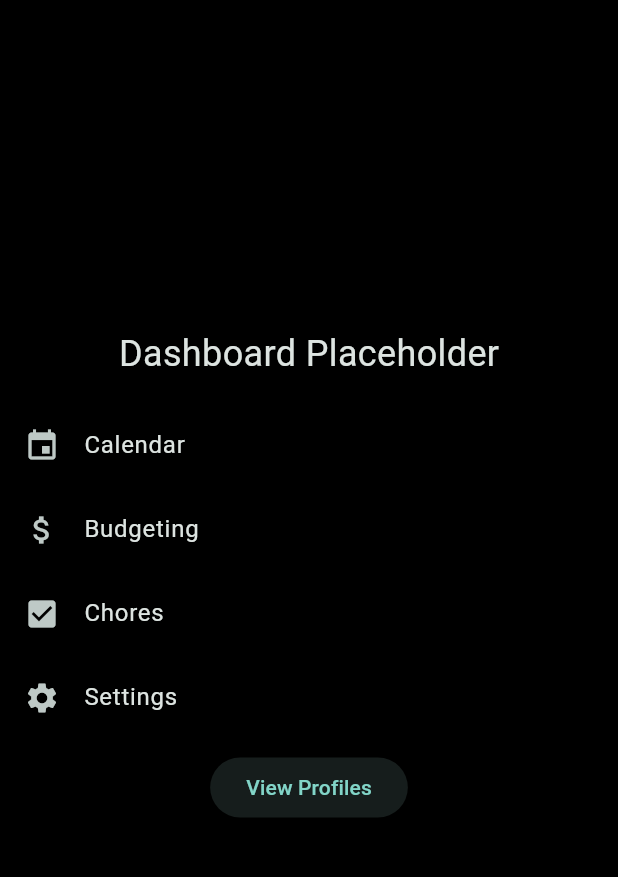
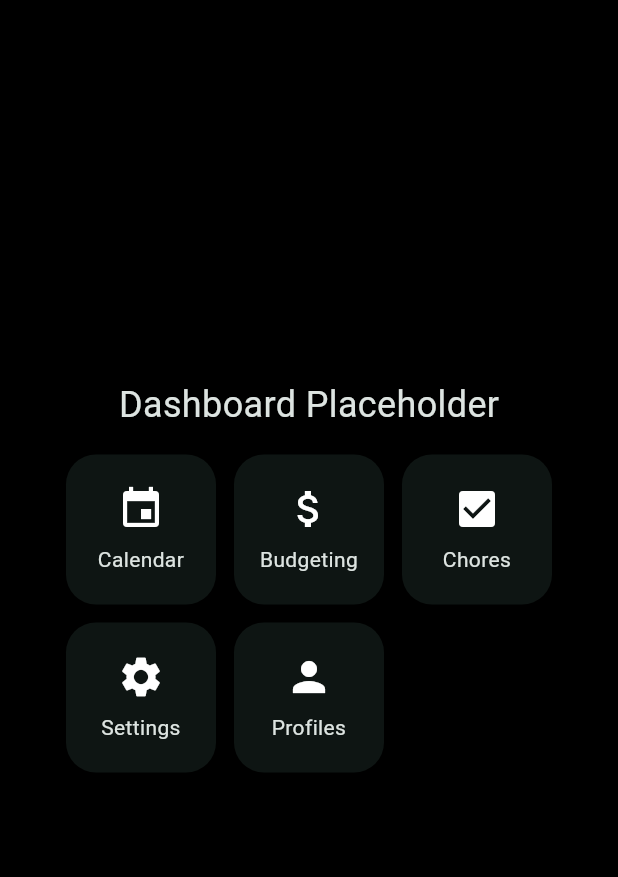
Before and after one commit to Soulcrypt/family-hub, a Flutter app: the screen it shows after launch, on a phone screen of 412 x 824 dp, the part 84-961 px from its top. Run offline on Flutter 3.47's test engine with Material 3 defaults, Android fonts, the light colour scheme and no system bars; our stand-ins replace go_router.

Commit message:
Refine ModuleTile and integrate profiles

```diff
--- a/lib/core/services/navigation_router.dart
+++ b/lib/core/services/navigation_router.dart
@@ -6,6 +6,7 @@ import '../../modules/calendar/calendar_screen.dart';
 import '../../modules/budgeting/budgeting_screen.dart';
 import '../../modules/chores/chores_screen.dart';
 import '../../modules/settings/settings_screen.dart';
+import '../../features/profiles/profiles_screen.dart';
 
 final GoRouter appRouter = GoRouter(
   initialLocation: '/dashboard',
@@ -30,5 +31,9 @@ final GoRouter appRouter = GoRouter(
       path: '/settings',
       builder: (context, state) => const SettingsScreen(),
     ),
+    GoRoute(
+      path: '/profiles',
+      builder: (context, state) => const ProfilesScreen(),
+    ),
   ],
 );
--- a/lib/features/dashboard/dashboard_screen.dart
+++ b/lib/features/dashboard/dashboard_screen.dart
@@ -20,26 +20,31 @@ class DashboardScreen extends StatelessWidget {
               style: TextStyle(fontSize: 24),
             ),
             const SizedBox(height: 16),
-            const ModuleTile(
-              moduleName: 'Calendar',
+            Wrap(
+              spacing: 12,
+              runSpacing: 12,
+              children: const [
+                ModuleTile(
+                  title: 'Calendar',
                   icon: Icons.event,
                 ),
-            const ModuleTile(
-              moduleName: 'Budgeting',
+                ModuleTile(
+                  title: 'Budgeting',
                   icon: Icons.attach_money,
                 ),
-            const ModuleTile(
-              moduleName: 'Chores',
+                ModuleTile(
+                  title: 'Chores',
                   icon: Icons.check_box,
                 ),
-            const ModuleTile(
-              moduleName: 'Settings',
+                ModuleTile(
+                  title: 'Settings',
                   icon: Icons.settings,
                 ),
-            const SizedBox(height: 8),
-            ElevatedButton(
-              onPressed: () => context.go('/profiles'),
-              child: const Text('View Profiles'),
+                ModuleTile(
+                  title: 'Profiles',
+                  icon: Icons.person,
+                ),
+              ],
             ),
           ],
         ),
--- a/lib/shared/widgets/module_tile.dart
+++ b/lib/shared/widgets/module_tile.dart
@@ -1,19 +1,26 @@
 import 'package:flutter/material.dart';
 import 'package:go_router/go_router.dart';
 
-/// Tile widget for launching a module screen.
+/// Tile widget used on the dashboard to open a module screen.
+///
+/// The tile is displayed as a square with rounded corners and a soft shadow,
+/// mimicking the style of iOS home screen icons. When tapped, it will either
+/// execute the provided [onTap] callback or, if none is supplied, navigate to a
+/// route inferred from the [title].
 class ModuleTile extends StatelessWidget {
-  final String moduleName;
+  final String title;
   final IconData icon;
+  final VoidCallback? onTap;
 
   const ModuleTile({
     super.key,
-    required this.moduleName,
+    required this.title,
     required this.icon,
+    this.onTap,
   });
 
-  String? _routeForModule() {
-    switch (moduleName.toLowerCase()) {
+  String? _routeForTitle() {
+    switch (title.toLowerCase()) {
       case 'calendar':
         return '/calendar';
       case 'budgeting':
@@ -23,6 +30,8 @@ class ModuleTile extends StatelessWidget {
         return '/chores';
       case 'settings':
         return '/settings';
+      case 'profiles':
+        return '/profiles';
       default:
         return null;
     }
@@ -30,12 +39,40 @@ class ModuleTile extends StatelessWidget {
 
   @override
   Widget build(BuildContext context) {
-    final route = _routeForModule();
+    final route = _routeForTitle();
 
-    return ListTile(
-      leading: Icon(icon),
-      title: Text(moduleName),
-      onTap: route == null ? null : () => context.go(route),
+    VoidCallback? callback = onTap;
+    if (callback == null && route != null) {
+      callback = () => context.go(route);
+    }
+
+    return SizedBox(
+      width: 100,
+      height: 100,
+      child: Material(
+        color: Theme.of(context).colorScheme.surface,
+        borderRadius: BorderRadius.circular(20),
+        elevation: 4,
+        shadowColor: Colors.black26,
+        child: InkWell(
+          borderRadius: BorderRadius.circular(20),
+          onTap: callback,
+          child: Padding(
+            padding: const EdgeInsets.all(12),
+            child: Column(
+              mainAxisAlignment: MainAxisAlignment.center,
+              children: [
+                Icon(icon, size: 32),
+                const SizedBox(height: 8),
+                Text(
+                  title,
+                  textAlign: TextAlign.center,
+                ),
+              ],
+            ),
+          ),
+        ),
+      ),
     );
   }
 }
```
Lines whose indentation alone changed are shown as unchanged.
